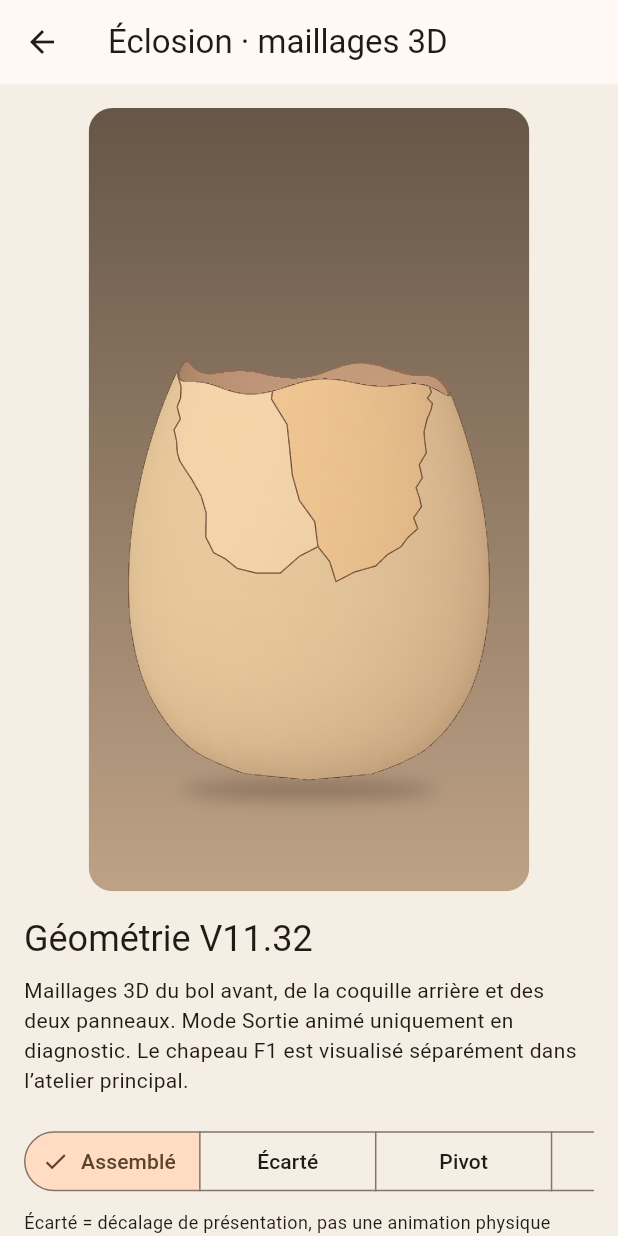
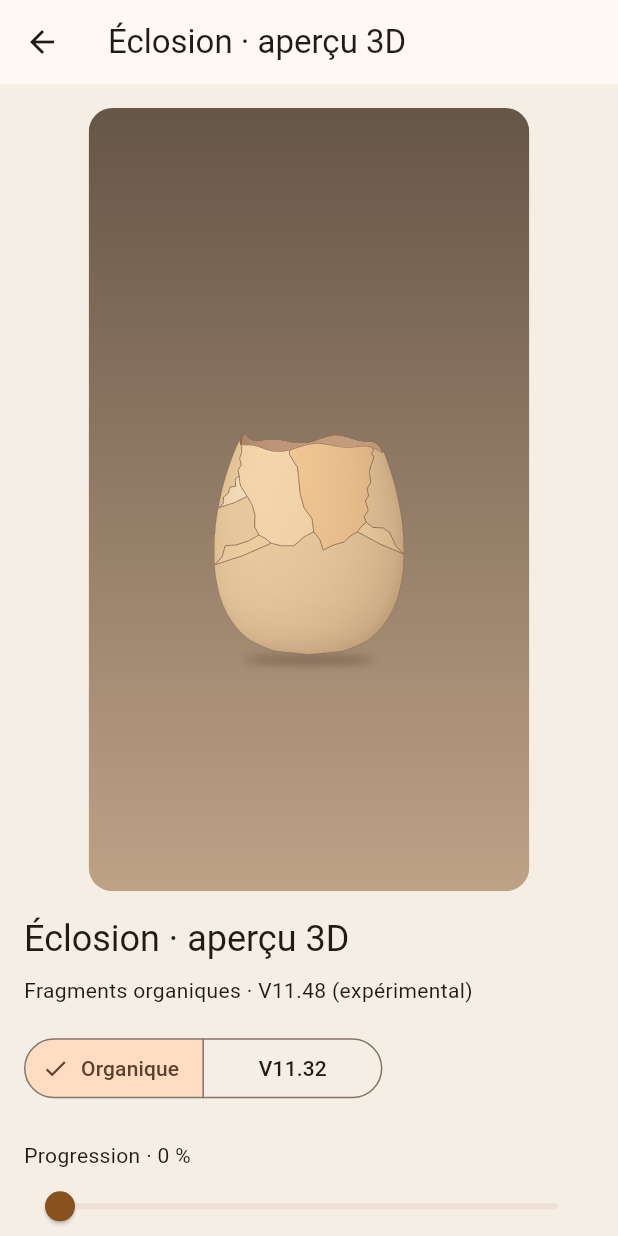
Before and after one commit to yoshimoot/Eclosion, a Flutter app: the EggGeometryPreview screen opened directly, on a phone screen of 412 x 824 dp. Run offline on Flutter 3.47's test engine with Material 3 defaults, Android fonts, the phone set to English and light mode, and no system bars.

Commit message:
V11.49: simplify Chrome to Organique by default, V11.32 comparison and essential playback only

```diff
--- a/egg_timer/lib/lab/egg_geometry_preview.dart
+++ b/egg_timer/lib/lab/egg_geometry_preview.dart
@@ -184,7 +184,7 @@ class _EggGeometryPreviewState extends State<EggGeometryPreview>
       EggOrganicFrontBowlShellBuilder.build(_organic.staged.meshes);
   late final EggOrganicRearBowlShell _organicRear =
       EggOrganicRearBowlShellBuilder.build(_organicFront);
-  int _mode = 0; // 0 assembled, 1 separated, 2 hinge, 3 exit, 4 organic
+  int _mode = 4; // Organic first; V11.32 remains available as reference.
   double _hingeDegrees = 20;
   bool _left = true;
   bool _right = true;
@@ -285,33 +285,27 @@ class _EggGeometryPreviewState extends State<EggGeometryPreview>
     ),
   );
 
+  /// The Chrome inspector deliberately exposes only the two useful
+  /// comparisons and the playback controls. Legacy research modes and
+  /// diagnostic sliders remain in the 3D engine, NOT in the visible UI.
   Widget _controls() => Column(
     crossAxisAlignment: CrossAxisAlignment.start,
     children: [
-      Text(_mode == 4 ? 'Géométrie V11.48 · organique expérimental'
-          : 'Géométrie V11.32',
+      Text('Éclosion · aperçu 3D',
           style: Theme.of(context).textTheme.headlineSmall),
       const SizedBox(height: 8),
-      Text(_mode == 4
-          ? 'Essai 3D : véritable découpe du bol, raccord arrière et '
-              'trois petits fragments. La pose est continue mais les '
-              'contacts physiques sont encore à vérifier visuellement.'
-          : 'Maillages 3D du bol avant, de la coquille arrière et '
-              'des deux panneaux. Mode Sortie animé uniquement en diagnostic. '
-              'Le chapeau F1 est visualisé séparément dans l’atelier principal.'),
-      const SizedBox(height: 20),
-      // Five modes do not fit in a 340px inspector column. Keep the
-      // validated modes and the opt-in experiment reachable without
-      // clipping either the controls or the portrait canvas.
-      SingleChildScrollView(
-        scrollDirection: Axis.horizontal,
-        child: SegmentedButton<int>(
+      Text(
+        _mode == 4
+            ? 'Fragments organiques · V11.48 (expérimental)'
+            : 'Sortie des deux panneaux · référence V11.32',
+        style: Theme.of(context).textTheme.bodyMedium,
+      ),
+      const SizedBox(height: 18),
+      SegmentedButton<int>(
+        key: const Key('egg-preview-mode'),
         segments: const [
-            ButtonSegment(value: 0, label: Text('Assemblé')),
-            ButtonSegment(value: 1, label: Text('Écarté')),
-            ButtonSegment(value: 2, label: Text('Pivot')),
-            ButtonSegment(value: 3, label: Text('Sortie')),
           ButtonSegment(value: 4, label: Text('Organique')),
+          ButtonSegment(value: 3, label: Text('V11.32')),
         ],
         selected: {_mode},
         onSelectionChanged: (values) {
@@ -319,82 +313,39 @@ class _EggGeometryPreviewState extends State<EggGeometryPreview>
           setState(() => _mode = values.first);
         },
       ),
-      ),
-      const SizedBox(height: 8),
-      Text(_mode == 4
-          ? 'Organique · essai non validé : trois nouveaux morceaux de '
-              'coquille 3D. Contacts diagnostiqués, pas corrigés.'
-          : _mode == 3
-          ? 'Sortie : pivot attaché puis expulsion rigide. '
-              'Collisions non résolues automatiquement.'
-          : _mode == 2
-          ? 'Pivot : deux points d’une courte arête existante restent '
-              'fixes. Aucun mouvement libre ni rupture automatique.'
-          : 'Écarté = décalage de présentation, '
-              'pas une animation physique validée.',
-          style: const TextStyle(fontSize: 12)),
-      const SizedBox(height: 14),
-      Text('Inclinaison 3D des panneaux · ${_inspectionYaw.round()}°'),
-      Slider(
-        value: _inspectionYaw,
-        min: 0,
-        max: 70,
-        divisions: 14,
-        onChanged: _mode == 1
-            ? (value) => setState(() => _inspectionYaw = value)
-            : null,
-      ),
-      const Text('Inspection uniquement en mode Écarté : rotation rigide '
-          'des faces et des tranches autour d’un axe vertical.',
-          style: TextStyle(fontSize: 12)),
-      const SizedBox(height: 12),
-      Text('Ouverture autour de l’attache · ${_hingeDegrees.round()}°'),
-      Slider(
-        value: _hingeDegrees,
-        min: 0,
-        max: 55,
-        divisions: 11,
-        onChanged: _mode == 2
-            ? (value) => setState(() => _hingeDegrees = value)
-            : null,
-      ),
-      if (_mode == 2)
-        const Text('V11.12 : charnière sur une connexion inférieure '
-            'issue des fissures V10.4. La géométrie tourne d’un seul '
-            'bloc ; expulsion et chute non intégrées.',
-            style: TextStyle(fontSize: 12)),
-      if (_mode == 3 || _mode == 4)
+      const SizedBox(height: 24),
       AnimatedBuilder(
         animation: _exitPlayback,
-          builder: (context, _) => Column(
+        builder: (context, _) {
+          final progress = _exitPlayback.value;
+          final attached = _mode == 4
+              ? _organic.staged.attachments.children.where(
+                  (child) => !child.stateAt(progress).fullyReleased,
+                ).length
+              : null;
+          return Column(
             crossAxisAlignment: CrossAxisAlignment.start,
             children: [
-              const SizedBox(height: 12),
-              Text('Progression pivot et expulsion · '
-                  '${(_exitPlayback.value * 100).round()} %'),
+              Text('Progression · ${(progress * 100).round()} %'),
               Slider(
                 key: const Key('exit-sequence-progress'),
-                value: _exitPlayback.value,
-                onChanged: (p) {
+                value: progress,
+                onChanged: (value) {
                   _exitPlayback.stop();
-                  _exitPlayback.value = p;
+                  _exitPlayback.value = value;
                 },
               ),
               Text(
                 _mode == 4
-                    ? 'Petits fragments encore attachés : '
-                        '${_organic.staged.attachments.children.where(
-                          (child) => !child.stateAt(_exitPlayback.value)
-                              .fullyReleased,
-                        ).length} / 3'
-                    : EggExitTimeline.released(_exitPlayback.value)
-                    ? 'Libéré · '
-                        '${EggExitTimeline.freeSeconds(_exitPlayback.value).toStringAsFixed(2)} s'
-                    : 'Attaché · '
-                        '${EggExitTimeline.hingeAngle(_exitPlayback.value).toStringAsFixed(1)}°',
-                style: const TextStyle(fontSize: 12),
+                    ? 'Fragments encore attachés : $attached / 3'
+                    : EggExitTimeline.released(progress)
+                        ? 'Panneaux libérés'
+                        : 'Panneaux attachés',
+                style: Theme.of(context).textTheme.bodySmall,
               ),
-              Row(children: [
+              const SizedBox(height: 14),
+              Row(
+                children: [
                   FilledButton.tonalIcon(
                     onPressed: _playOrPause,
                     icon: Icon(_exitPlayback.isAnimating
@@ -410,58 +361,33 @@ class _EggGeometryPreviewState extends State<EggGeometryPreview>
                     icon: const Icon(Icons.replay),
                     label: const Text('Rejouer'),
                   ),
-              ]),
-              const Text('Pivot 0–55 %, puis poussée 3D extérieure et '
-                  'latérale, chute et contact 3D avec le sol. '
-                  'Après impact : basculement rigide vers l’extérieur '
-                  'et glissement amorti ; collisions diagnostiquées.',
-                  style: TextStyle(fontSize: 12)),
                 ],
               ),
+            ],
+          );
+        },
       ),
-      const SizedBox(height: 14),
+      const SizedBox(height: 20),
       SwitchListTile(
+        dense: true,
         contentPadding: EdgeInsets.zero,
-        title: const Text('Panneau gauche'),
-        value: _left,
-        onChanged: (value) => setState(() => _left = value),
-      ),
-      SwitchListTile(
-        contentPadding: EdgeInsets.zero,
-        title: const Text('Panneau droit'),
-        value: _right,
-        onChanged: (value) => setState(() => _right = value),
-      ),
-      SwitchListTile(
-        contentPadding: EdgeInsets.zero,
-        title: const Text('Face intérieure arrière'),
-        value: _inside,
-        onChanged: (value) => setState(() => _inside = value),
-      ),
-      SwitchListTile(
-        contentPadding: EdgeInsets.zero,
-        title: const Text('Contours matériels'),
+        title: const Text('Contours des fragments'),
         value: _outlines,
         onChanged: (value) => setState(() => _outlines = value),
       ),
       const SizedBox(height: 8),
-      Text(_mode == 4
-          ? 'Épaisseur 2,5 · raffinement organique '
-              '${_organic.staged.meshes.refinementPasses}'
-          : 'Épaisseur 2,5 · raffinement commun '
-              '${_assembly.refinementPasses}',
-          style: Theme.of(context).textTheme.bodySmall),
-      const SizedBox(height: 12),
-      const Text('Vue orthographique à occultation 3D. '
-          'Couleurs et déplacements uniquement diagnostiques ; '
-          'sans poussin, chapeau mobile ni minuteur.',
-          style: TextStyle(fontSize: 12)),
+      Text(
+        _mode == 4
+            ? 'Diagnostic : collisions non résolues automatiquement.'
+            : 'Référence conservée pour comparaison.',
+        style: Theme.of(context).textTheme.bodySmall,
+      ),
     ],
   );
 
   @override
   Widget build(BuildContext context) => Scaffold(
-    appBar: AppBar(title: const Text('Éclosion · maillages 3D')),
+    appBar: AppBar(title: const Text('Éclosion · aperçu 3D')),
     body: SafeArea(
       child: LayoutBuilder(
         builder: (context, box) {
```
Lines whose indentation alone changed are shown as unchanged.
